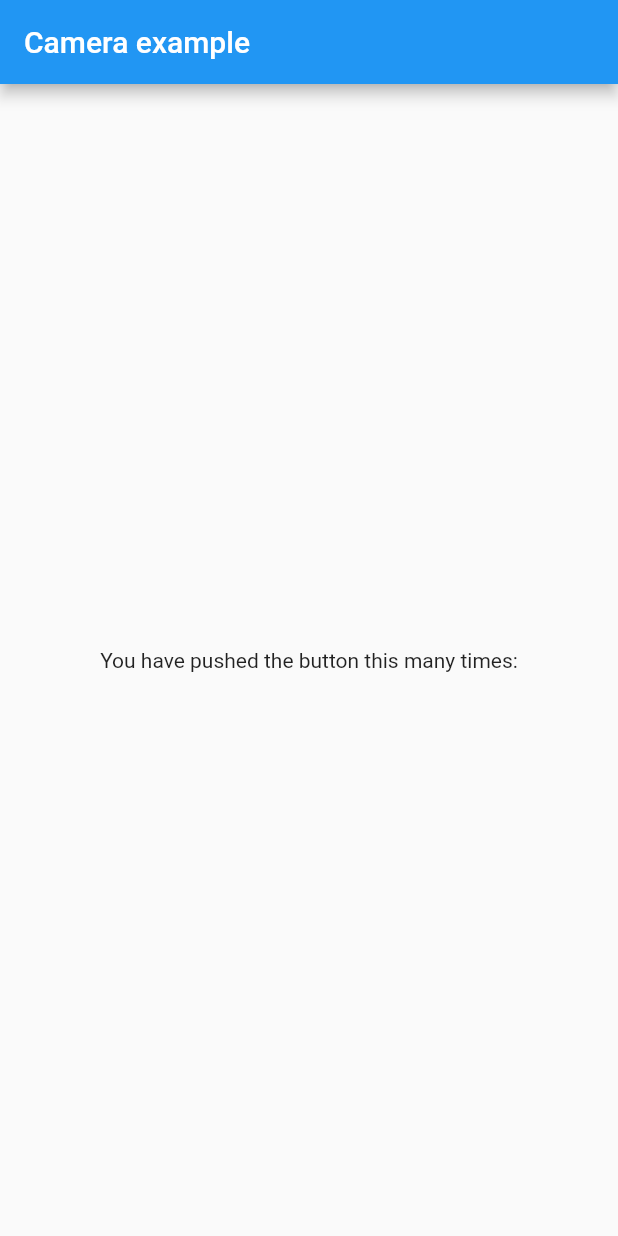
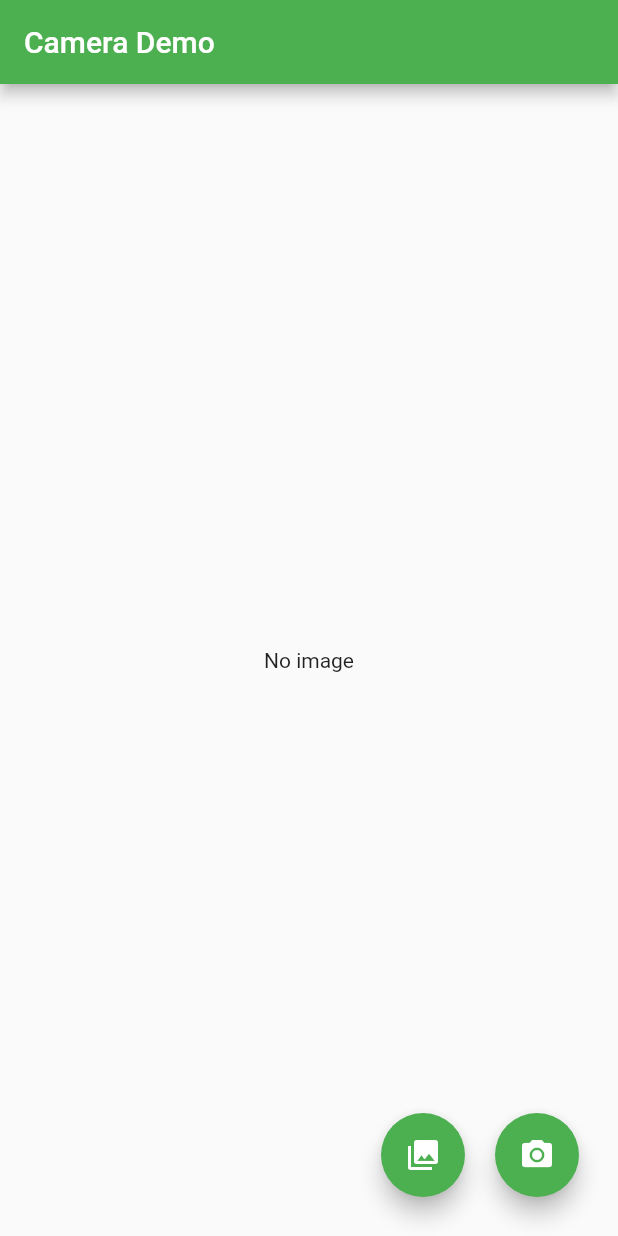
Before and after one commit to houcem-h/dsi3_camera_example, a Flutter app: the screen it shows after launch, on a phone screen of 412 x 824 dp. Run offline on Flutter 3.47's test engine with Material 2 defaults, Android fonts, the phone set to English and light mode, and no system bars; our stand-ins replace image_picker.

Commit message:
get image from gallery or camera

```diff
--- a/lib/main.dart
+++ b/lib/main.dart
@@ -1,4 +1,6 @@
 import 'package:flutter/material.dart';
+import 'dart:io';
+import 'package:image_picker/image_picker.dart';
 
 void main() {
   runApp(const MyApp());
@@ -13,9 +15,9 @@ class MyApp extends StatelessWidget {
     return MaterialApp(
       title: 'Flutter Demo',
       theme: ThemeData(
-        primarySwatch: Colors.blue,
+        primarySwatch: Colors.green,
       ),
-      home: const MyHomePage(title: 'Camera example'),
+      home: const MyHomePage(title: 'Camera Demo'),
     );
   }
 }
@@ -31,6 +33,35 @@ class MyHomePage extends StatefulWidget {
 
 class _MyHomePageState extends State<MyHomePage> {
 
+  File? _imageFile;
+  dynamic _pickImageError;
+
+  void _onImageButtonPressed(ImageSource source) async {
+    try {
+      XFile? pickedImage = await ImagePicker().pickImage(source: source);
+      _imageFile = File(pickedImage!.path);
+      setState((){});
+    } catch (e) {
+      _pickImageError = e;
+    }
+  }
+
+  Widget _displayImage() {
+    if(_imageFile != null) {
+      return Image.file(_imageFile!);
+    } else if (_pickImageError != null) {
+      return Text(
+        'Error getting image: $_pickImageError',
+        textAlign: TextAlign.center,
+      );
+    } else {
+      return const Text(
+        'No image',
+        textAlign: TextAlign.center,
+      );
+    }
+  }
+
   @override
   Widget build(BuildContext context) {
     return Scaffold(
@@ -38,14 +69,32 @@ class _MyHomePageState extends State<MyHomePage> {
         title: Text(widget.title),
       ),
       body: Center(
-        child: Column(
-          mainAxisAlignment: MainAxisAlignment.center,
-          children: <Widget>[
-            const Text(
-              'You have pushed the button this many times:',
+        child: _displayImage(),
+      ),
+      floatingActionButton: Row(
+        mainAxisAlignment: MainAxisAlignment.end,
+        children: <Widget>[
+          Padding(
+            padding: const EdgeInsets.all(10.0),
+            child: FloatingActionButton(
+              backgroundColor: Colors.green,
+              onPressed: () {
+                _onImageButtonPressed(ImageSource.gallery);
+              },
+              child: const Icon(Icons.photo_library),
             ),
-          ],
-        ),
+          ),
+          Padding(
+            padding: const EdgeInsets.all(10.0),
+            child: FloatingActionButton(
+              backgroundColor: Colors.green,
+              onPressed: () {
+                _onImageButtonPressed(ImageSource.camera);
+              },
+              child: const Icon(Icons.photo_camera),
+            ),
+          ),
+        ],
       ),
     );
   }
```
